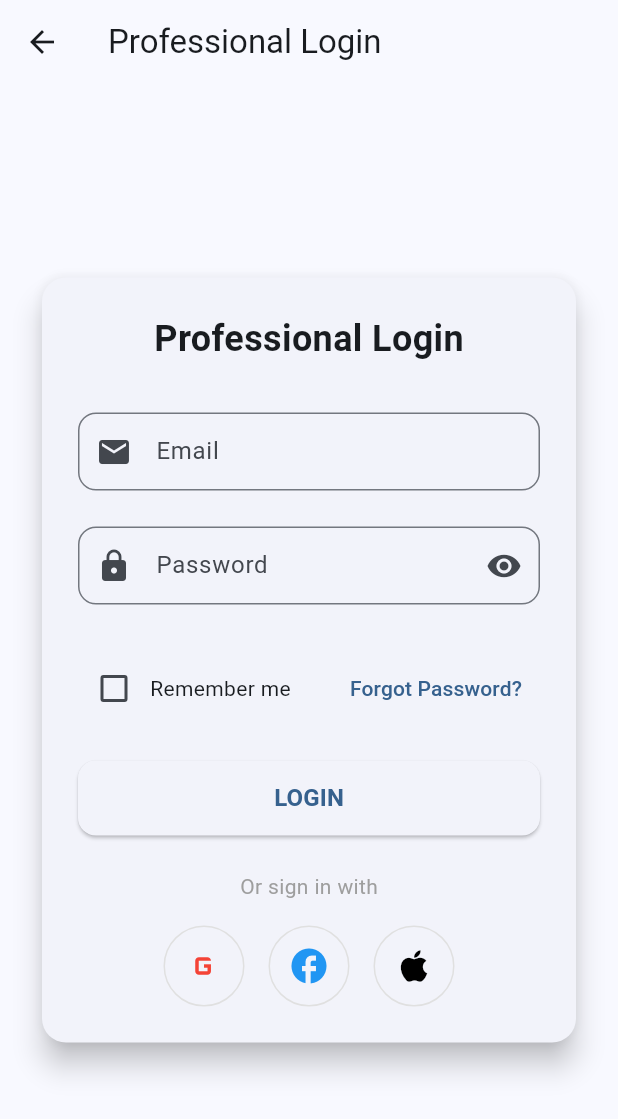
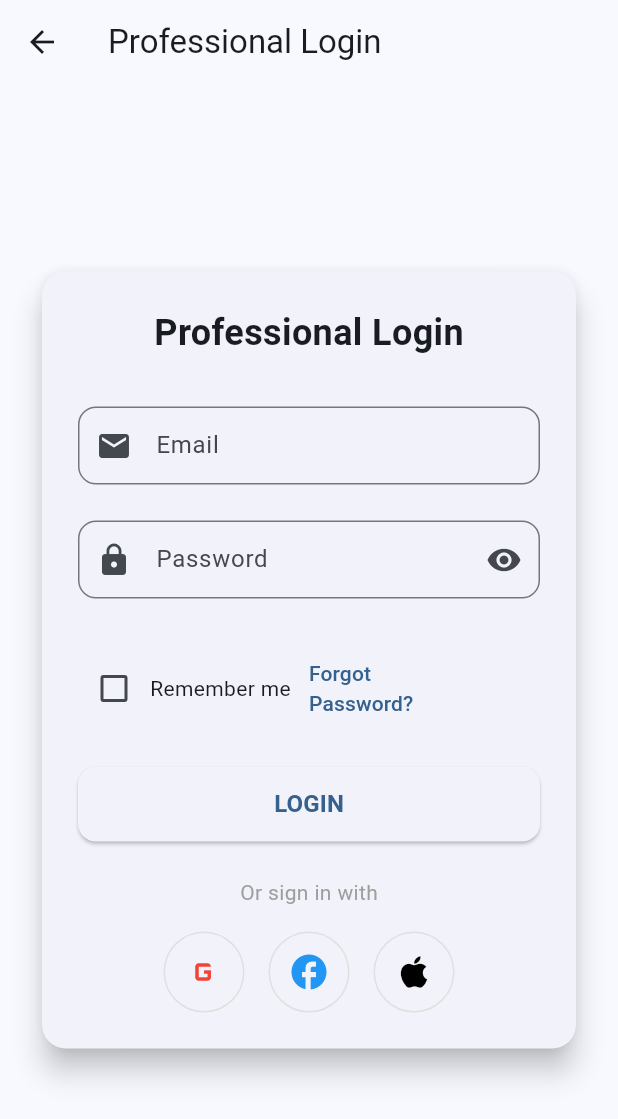
Before and after one commit to ehsanabdolahi/countries-names, a Flutter app: the ProfessionalLoginPage screen opened by its route, on a phone screen of 412 x 824 dp. Shown: the top 1119 px of the screen. Run offline on Flutter 3.47's test engine with Material 3 defaults, Android fonts, the phone set to English and light mode, and no system bars; our stand-ins replace bloc, cached_network_image, dartz, dio, equatable, flutter_bloc and 4 more.

Commit message:
presentation done

```diff
--- a/lib/src/core/routes/app_router.dart
+++ b/lib/src/core/routes/app_router.dart
@@ -1,4 +1,3 @@
-import 'package:flutter/material.dart';
 import 'package:go_router/go_router.dart';
 import '../../features/auth/presentation/pages/login_selector_page.dart';
 import '../../features/auth/presentation/pages/simple_login_page.dart';
--- a/lib/src/features/auth/data/models/user_model.dart
+++ b/lib/src/features/auth/data/models/user_model.dart
@@ -2,7 +2,7 @@
 //
 //     final userModel = userModelFromJson(jsonString);
 
-import 'package:meta/meta.dart';
+// ignore: depend_on_referenced_packages
 import 'package:freezed_annotation/freezed_annotation.dart';
 import 'dart:convert';
 
@@ -16,6 +16,7 @@ String userModelToJson(UserModel data) => json.encode(data.toJson());
 @freezed
 class UserModel with _$UserModel {
   const factory UserModel({
+    // ignore: invalid_annotation_target
     @JsonKey(name: "users")
     required List<User> users,
   }) = _UserModel;
@@ -26,8 +27,10 @@ class UserModel with _$UserModel {
 @freezed
 class User with _$User {
   const factory User({
+    // ignore: invalid_annotation_target
     @JsonKey(name: "email")
     required String email,
+    // ignore: invalid_annotation_target
     @JsonKey(name: "password")
     required String password,
   }) = _User;
--- a/lib/src/features/auth/presentation/bloc/auth_bloc.dart
+++ b/lib/src/features/auth/presentation/bloc/auth_bloc.dart
@@ -1,3 +1,4 @@
+// ignore: depend_on_referenced_packages
 import 'package:bloc/bloc.dart';
 import 'package:equatable/equatable.dart';
 
--- a/lib/src/features/auth/presentation/pages/login_selector_page.dart
+++ b/lib/src/features/auth/presentation/pages/login_selector_page.dart
@@ -2,7 +2,7 @@ import 'package:flutter/material.dart';
 import 'package:go_router/go_router.dart';
 
 class LoginSelectorPage extends StatelessWidget {
-  const LoginSelectorPage({Key? key}) : super(key: key);
+  const LoginSelectorPage({super.key});
 
   @override
   Widget build(BuildContext context) {
--- a/lib/src/features/auth/presentation/pages/professional_login_page.dart
+++ b/lib/src/features/auth/presentation/pages/professional_login_page.dart
@@ -142,7 +142,9 @@ class _ProfessionalLoginPageState extends State<ProfessionalLoginPage> {
                           prefixIcon: const Icon(Icons.lock),
                           suffixIcon: IconButton(
                             icon: Icon(
-                              _obscurePassword ? Icons.visibility : Icons.visibility_off,
+                              _obscurePassword
+                                  ? Icons.visibility
+                                  : Icons.visibility_off,
                             ),
                             onPressed: () {
                               setState(() {
@@ -201,11 +203,14 @@ class _ProfessionalLoginPageState extends State<ProfessionalLoginPage> {
                               });
                             },
                           ),
-                          const Text('Remember me'),
-                          const Spacer(),
-                          TextButton(
+                          const Flexible(
+                            child: Text('Remember me'),
+                          ),
+                          Flexible(
+                            child: TextButton(
                               onPressed: () {},
                               child: const Text('Forgot Password?'),
+                            ),
                           ),
                         ],
                       ),
@@ -225,7 +230,8 @@ class _ProfessionalLoginPageState extends State<ProfessionalLoginPage> {
                                         context.read<AuthBloc>().add(
                                               LoginButtonPressed(
                                                 email: _emailController.text,
-                                      password: _passwordController.text,
+                                                password:
+                                                    _passwordController.text,
                                               ),
                                             );
                                       }
--- a/lib/src/features/auth/presentation/widgets/custom_text_field.dart
+++ b/lib/src/features/auth/presentation/widgets/custom_text_field.dart
@@ -16,7 +16,7 @@ class CustomTextField extends StatelessWidget {
   final BorderRadius? borderRadius;
 
   const CustomTextField({
-    Key? key,
+    super.key,
     required this.controller,
     required this.labelText,
     this.hintText,
@@ -30,7 +30,7 @@ class CustomTextField extends StatelessWidget {
     this.fillColor,
     this.filled = false,
     this.borderRadius,
-  }) : super(key: key);
+  });
 
   @override
   Widget build(BuildContext context) {
```
Lines whose indentation alone changed are shown as unchanged.
